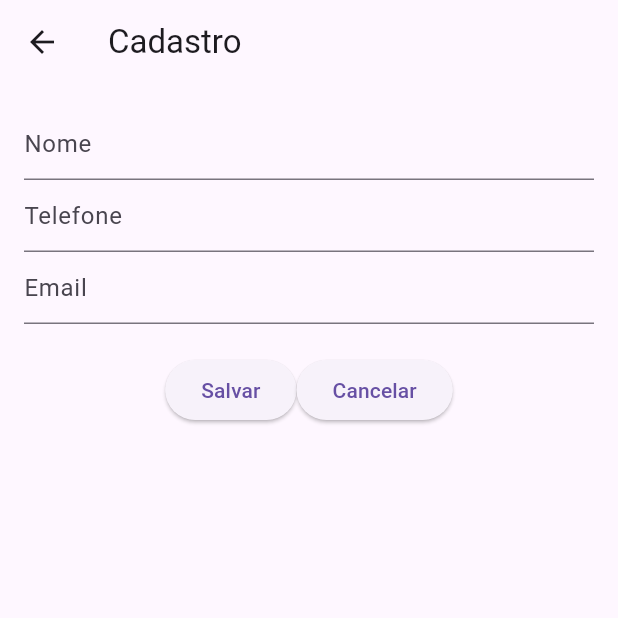
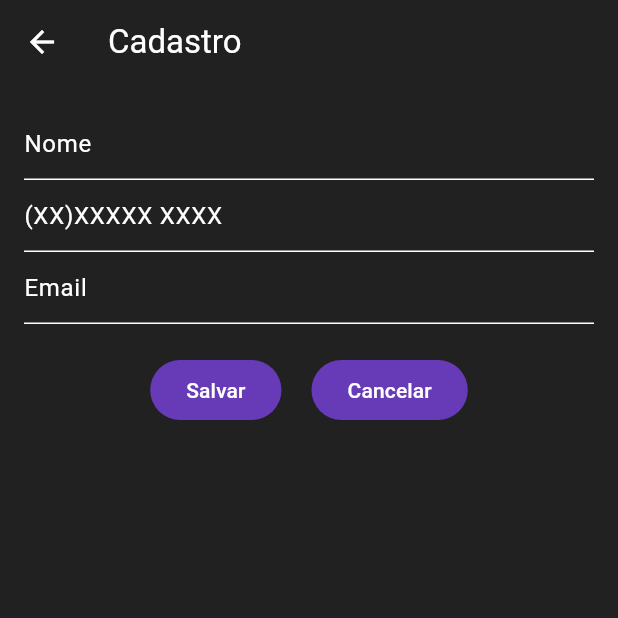
Before and after one commit to Hideyuki73/Agenda_Flutter, a Flutter app: the screen it shows after launch, after a tap on "Cadastro", on a phone screen of 412 x 824 dp, the top half of it. Run offline on Flutter 3.47's test engine with Material 3 defaults, Android fonts, the phone set to English and light mode, and no system bars; our stand-ins replace flutter_masked_text2.

Commit message:
Implementado as logicas dos botoes da tela de editar e adicionando cores

```diff
--- a/lib/cadastro.dart
+++ b/lib/cadastro.dart
@@ -7,19 +7,34 @@ import 'package:flutter_masked_text2/flutter_masked_text2.dart';
 
 class Cadastro extends StatefulWidget {
   final ContatosRepository contatos;
-  const Cadastro({super.key, required this.contatos});
+  final Contato? contato;
+  final int? index;
+  const Cadastro({super.key, required this.contatos, this.contato, this.index});
 
   @override
   State<Cadastro> createState() => _CadastroState(contatos: contatos);
 }
 
 class _CadastroState extends State<Cadastro> {
-  final TextEditingController nomeController = TextEditingController();
-  final TextEditingController telefoneController = MaskedTextController(mask: '(00)00000 0000');
-  final TextEditingController emailController = TextEditingController();
+  TextEditingController nomeController = TextEditingController();
+  TextEditingController telefoneController =
+      MaskedTextController(mask: '(00)00000 0000');
+  TextEditingController emailController = TextEditingController();
   final ContatosRepository contatos;
+  final _formKey = GlobalKey<FormState>();
 
   _CadastroState({required this.contatos});
+
+  @override
+  void initState() {
+    super.initState();
+    if (widget.contato != null) {
+      nomeController = TextEditingController(text: widget.contato!.nome);
+      emailController = TextEditingController(text: widget.contato!.email);
+      telefoneController =
+          TextEditingController(text: widget.contato!.telefone);
+    }
+  }
 
   @override
   Widget build(BuildContext context) {
@@ -29,12 +44,12 @@ class _CadastroState extends State<Cadastro> {
       ),
       body: Padding(
           padding: const EdgeInsets.all(16.0),
+          child: Form(
+            key: _formKey,
             child: Column(
               children: [
                 TextFormField(
-                decoration: InputDecoration(
-                  hintText: 'Nome'
-                  ),
+                    decoration: InputDecoration(hintText: 'Nome'),
                     controller: nomeController,
                     validator: (nomeController) {
                       if (nomeController == null || nomeController.isEmpty) {
@@ -44,11 +59,11 @@ class _CadastroState extends State<Cadastro> {
                     }),
                 TextFormField(
                     keyboardType: TextInputType.number,
-                decoration: InputDecoration(
-                    hintText: 'Telefone'),
+                    decoration: InputDecoration(hintText: '(XX)XXXXX XXXX'),
                     controller: telefoneController,
                     validator: (telefoneController) {
-                  if (telefoneController == null || telefoneController.isEmpty) {
+                      if (telefoneController == null ||
+                          telefoneController.isEmpty || telefoneController.length == 11) {
                         return 'Telefone obrigatorio';
                       }
                       return null;
@@ -62,33 +77,51 @@ class _CadastroState extends State<Cadastro> {
                       if (emailController == null || emailController.isEmpty) {
                         return 'Email obrigatorio';
                       }
+                      if (RegExp(r'^[\w-.]+@([\w-]+.)+[\w-]{2,4}$')
+                          .hasMatch(emailController)) {
                         return null;
+                      }
+                      return 'Email invalido';
                     }),
                 SizedBox(height: 20),
                 Row(
                   mainAxisAlignment: MainAxisAlignment.center,
                   children: [
-                ElevatedButton(
+                    FilledButton(
                       onPressed: () {
+                        if (_formKey.currentState!.validate()) {
                           setState(() {
+                            if(widget.contato != null){
+                              Navigator.pop(context,
+                                Contato(
+                                nome: nomeController.text,
+                                email: emailController.text,
+                                telefone: telefoneController.text)
+                              );
+                            }else{
                               contatos.addContatos(Contato(
                                 nome: nomeController.text,
-                      email: telefoneController.text,
-                      telefone: emailController.text));
+                                email: emailController.text,
+                                telefone: telefoneController.text));
+                                Navigator.pop(context);
+                            }
                           });
-                Navigator.pop(context);
+                        }
                       },
                       child: Text('Salvar'),
                     ),
-            ElevatedButton(onPressed: () {Navigator.pop(context);},
+                    Padding(padding: EdgeInsets.symmetric(horizontal: 10)),
+                    FilledButton(
+                      onPressed: () {
+                        Navigator.pop(context);
+                      },
                       child: Text('Cancelar'),
                     ),
                   ],
                 )
-
               ],
             ),
-      ),
+          )),
     );
   }
 }
--- a/lib/contato.dart
+++ b/lib/contato.dart
@@ -6,8 +6,13 @@ class ContatosRepository {
   void addContatos(Contato contato) {
     contatos.add(contato);
   }
+
   void rmvContatos(Contato contato){
     contatos.remove(contato);
+  }
+
+  void updateContatos(int index, Contato contato){
+    contatos[index] = contato;
   }
 
   List<Contato> getContatos() {
--- a/lib/principal.dart
+++ b/lib/principal.dart
@@ -1,3 +1,5 @@
+// ignore_for_file: prefer_const_constructors, use_key_in_widget_constructors
+
 import 'package:agenda/cadastro.dart';
 import 'package:agenda/contato.dart';
 import 'package:agenda/listagem.dart';
@@ -8,6 +10,14 @@ class MyApp extends StatelessWidget {
   Widget build(BuildContext context) {
     return MaterialApp(
       home: Principal(),
+      theme: ThemeData.from(
+        colorScheme: ColorScheme.fromSwatch(
+            cardColor: Colors.grey.shade900,
+            backgroundColor: Colors.white,
+            accentColor: Colors.white,
+            brightness: Brightness.dark,
+            primarySwatch: Colors.deepPurple),
+      )
     );
   }
 }
@@ -25,7 +35,7 @@ class Principal extends StatelessWidget {
           child: Row(
             mainAxisAlignment: MainAxisAlignment.center,
             children: [
-              ElevatedButton(
+              FilledButton(
                 onPressed: () {
                   Navigator.push(
                     context,
@@ -36,10 +46,8 @@ class Principal extends StatelessWidget {
                 },
                 child: Text("Cadastro"),
               ),
-              SizedBox(
-                height: 20,
-              ),
-              ElevatedButton(
+              Padding(padding: EdgeInsets.symmetric(horizontal: 10)),
+              FilledButton(
                 onPressed: () {
                   Navigator.push(
                     context,
```
Also changed, not shown: lib/listagem.dart (+8 -6 lines). Lines whose indentation alone changed are shown as unchanged.
